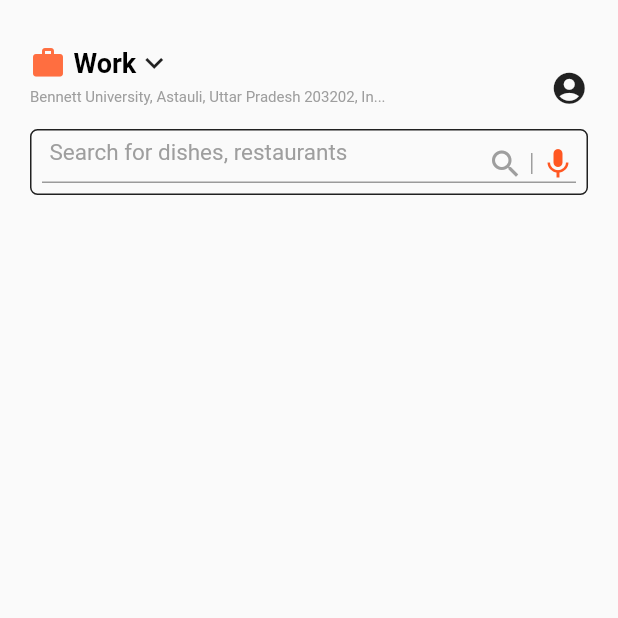
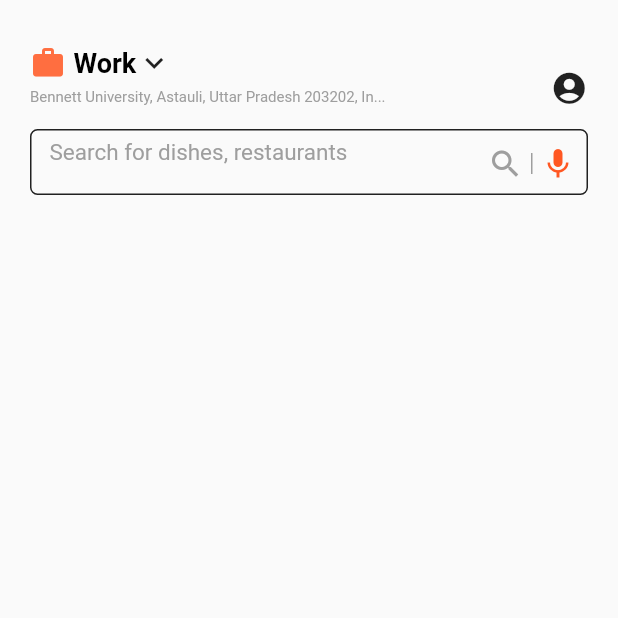
Before and after one commit to Sanjana60/Swiggy_Clone, a Flutter app: the screen it shows after launch, on a phone screen of 412 x 824 dp, the top half of it. Run offline on Flutter 3.47's test engine with Material 2 defaults, Android fonts, the light colour scheme and no system bars.

Commit message:
removed line from text field

```diff
--- a/lib/Search/Search.dart
+++ b/lib/Search/Search.dart
@@ -19,6 +19,7 @@ class _SearchState extends State<Search> {
           TextFormField(
             textAlign: TextAlign.start,
             decoration: InputDecoration(
+              border: InputBorder.none,
               // suffixIcon: Icon(Icons.mic),
               contentPadding: const EdgeInsets.only(bottom: 18, left: 5),
               hintText: "Search for dishes, restaurants",
```
